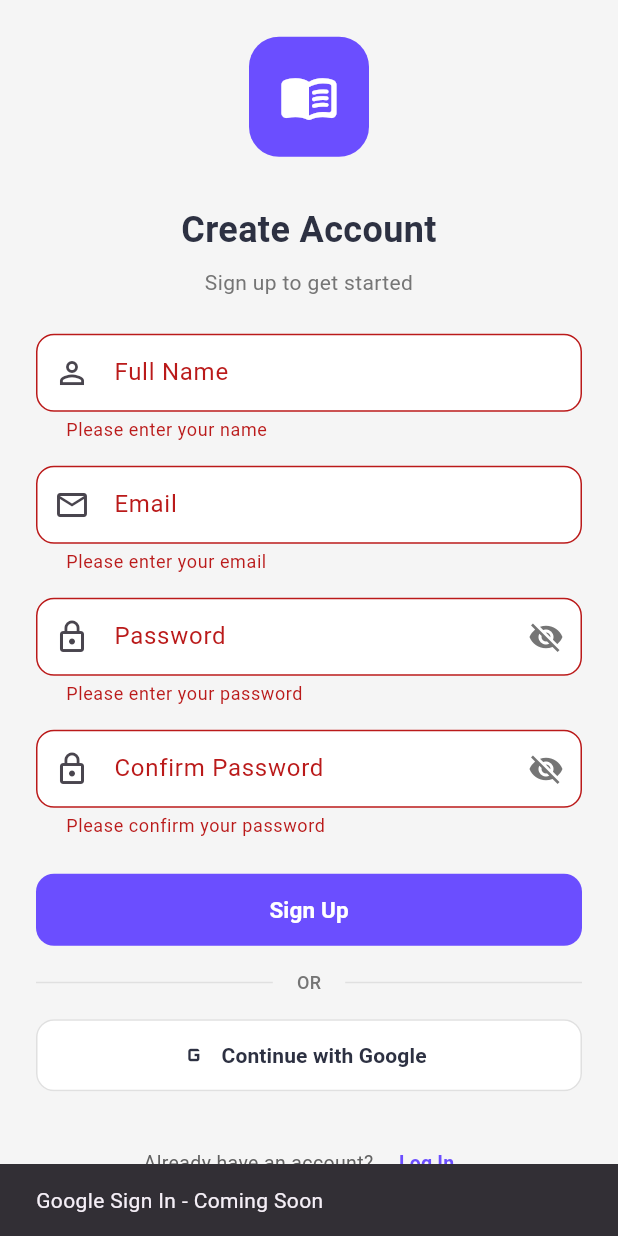
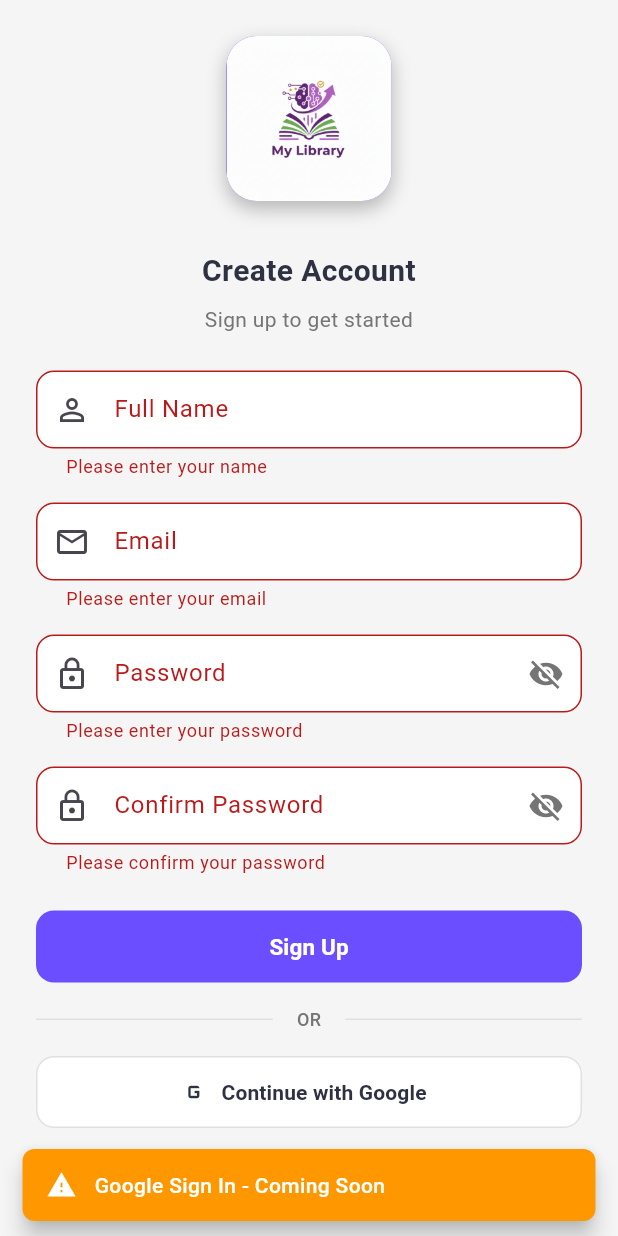
Before and after one commit to chera-mihiretu/my_book, a Flutter app: the RegisterPage screen opened directly, after a tap on "Sign Up", after a tap on "Continue with Google", on a phone screen of 412 x 824 dp. Run offline on Flutter 3.47's test engine with Material 3 defaults, Android fonts, the phone set to English and light mode, and no system bars; our stand-ins replace connectivity_plus, dartz, equatable, flutter_bloc, flutter_dotenv, flutter_hooks and 3 more; accounts and stored records are empty; network calls fail.

Commit message:
Completed login and sign up page

```diff
--- /dev/null
+++ b/lib/core/utils/validators.dart
@@ -0,0 +1,65 @@
+class Validators {
+  /// Validates email format
+  static String? email(String? value) {
+    if (value == null || value.isEmpty) {
+      return 'Please enter your email';
+    }
+    final emailRegex = RegExp(r'^[\w-\.]+@([\w-]+\.)+[\w-]{2,4}$');
+    if (!emailRegex.hasMatch(value)) {
+      return 'Please enter a valid email';
+    }
+    return null;
+  }
+
+  /// Validates password (minimum 6 characters)
+  static String? password(String? value) {
+    if (value == null || value.isEmpty) {
+      return 'Please enter your password';
+    }
+    if (value.length < 6) {
+      return 'Password must be at least 6 characters';
+    }
+    return null;
+  }
+
+  /// Validates name (minimum 2 characters)
+  static String? name(String? value) {
+    if (value == null || value.isEmpty) {
+      return 'Please enter your name';
+    }
+    if (value.length < 2) {
+      return 'Name must be at least 2 characters';
+    }
+    return null;
+  }
+
+  /// Validates confirm password matches original password
+  static String? confirmPassword(String? value, String password) {
+    if (value == null || value.isEmpty) {
+      return 'Please confirm your password';
+    }
+    if (value != password) {
+      return 'Passwords do not match';
+    }
+    return null;
+  }
+
+  /// Generic required field validator
+  static String? required(String? value, {String? fieldName}) {
+    if (value == null || value.isEmpty) {
+      return 'Please enter ${fieldName ?? 'this field'}';
+    }
+    return null;
+  }
+
+  /// Validates minimum length
+  static String? minLength(String? value, int length, {String? fieldName}) {
+    if (value == null || value.isEmpty) {
+      return 'Please enter ${fieldName ?? 'this field'}';
+    }
+    if (value.length < length) {
+      return '${fieldName ?? 'This field'} must be at least $length characters';
+    }
+    return null;
+  }
+}
--- /dev/null
+++ b/lib/core/widgets/custom_snackbar.dart
@@ -0,0 +1,61 @@
+import 'package:flutter/material.dart';
+
+enum SnackBarType { success, error, warning }
+
+class CustomSnackBar {
+  static void show(
+    BuildContext context, {
+    required String message,
+    required SnackBarType type,
+    Duration duration = const Duration(seconds: 3),
+  }) {
+    final colors = _getColors(type);
+
+    ScaffoldMessenger.of(context).showSnackBar(
+      SnackBar(
+        content: Row(
+          children: [
+            Icon(_getIcon(type), color: Colors.white, size: 20),
+            const SizedBox(width: 12),
+            Expanded(
+              child: Text(
+                message,
+                style: const TextStyle(
+                  color: Colors.white,
+                  fontSize: 14,
+                  fontWeight: FontWeight.w500,
+                ),
+              ),
+            ),
+          ],
+        ),
+        backgroundColor: colors,
+        behavior: SnackBarBehavior.floating,
+        shape: RoundedRectangleBorder(borderRadius: BorderRadius.circular(8)),
+        duration: duration,
+      ),
+    );
+  }
+
+  static Color _getColors(SnackBarType type) {
+    switch (type) {
+      case SnackBarType.success:
+        return const Color(0xFF4CAF50);
+      case SnackBarType.error:
+        return const Color(0xFFF44336);
+      case SnackBarType.warning:
+        return const Color(0xFFFF9800);
+    }
+  }
+
+  static IconData _getIcon(SnackBarType type) {
+    switch (type) {
+      case SnackBarType.success:
+        return Icons.check_circle;
+      case SnackBarType.error:
+        return Icons.error;
+      case SnackBarType.warning:
+        return Icons.warning;
+    }
+  }
+}
--- a/lib/features/auth/presentation/pages/register_page.dart
+++ b/lib/features/auth/presentation/pages/register_page.dart
@@ -1,6 +1,8 @@
 import 'package:flutter/material.dart';
 import 'package:flutter_bloc/flutter_bloc.dart';
 import 'package:flutter_hooks/flutter_hooks.dart';
+import '../../../../core/utils/validators.dart';
+import '../../../../core/widgets/custom_snackbar.dart';
 import '../bloc/auth_bloc.dart';
 import '../bloc/auth_event.dart';
 import '../bloc/auth_state.dart';
@@ -30,11 +32,10 @@ class RegisterPage extends HookWidget {
     void handleRegister() {
       if (formKey.currentState!.validate()) {
         if (passwordController.text != confirmPasswordController.text) {
-          ScaffoldMessenger.of(context).showSnackBar(
-            SnackBar(
-              content: const Text('Passwords do not match'),
-              backgroundColor: Colors.red.shade700,
-            ),
+          CustomSnackBar.show(
+            context,
+            message: 'Passwords do not match',
+            type: SnackBarType.error,
           );
           return;
         }
@@ -51,8 +52,10 @@ class RegisterPage extends HookWidget {
     }
 
     void handleGoogleSignIn() {
-      ScaffoldMessenger.of(context).showSnackBar(
-        const SnackBar(content: Text('Google Sign In - Coming Soon')),
+      CustomSnackBar.show(
+        context,
+        message: 'Google Sign In - Coming Soon',
+        type: SnackBarType.warning,
       );
     }
 
@@ -62,22 +65,21 @@ class RegisterPage extends HookWidget {
         listener: (context, state) {
           if (state is RegistrationSuccess) {
             isLoading.value = false;
-            ScaffoldMessenger.of(context).showSnackBar(
-              const SnackBar(
-                content: Text('Registration successful! Please login.'),
-                backgroundColor: Colors.green,
-              ),
+            CustomSnackBar.show(
+              context,
+              message:
+                  'Registration successful! Veryify please verify your email.',
+              type: SnackBarType.success,
             );
             Navigator.of(context).pushReplacement(
               MaterialPageRoute(builder: (_) => const LoginPage()),
             );
           } else if (state is AuthError) {
             isLoading.value = false;
-            ScaffoldMessenger.of(context).showSnackBar(
-              SnackBar(
-                content: Text(state.message),
-                backgroundColor: Colors.red.shade700,
-              ),
+            CustomSnackBar.show(
+              context,
+              message: state.message,
+              type: SnackBarType.error,
             );
           }
         },
@@ -110,15 +112,7 @@ class RegisterPage extends HookWidget {
                         labelText: 'Full Name',
                         prefixIcon: Icons.person_outline,
                         keyboardType: TextInputType.name,
-                        validator: (value) {
-                          if (value == null || value.isEmpty) {
-                            return 'Please enter your name';
-                          }
-                          if (value.length < 2) {
-                            return 'Name must be at least 2 characters';
-                          }
-                          return null;
-                        },
+                        validator: Validators.name,
                       ),
                       const SizedBox(height: 16),
 
@@ -128,15 +122,7 @@ class RegisterPage extends HookWidget {
                         labelText: 'Email',
                         prefixIcon: Icons.email_outlined,
                         keyboardType: TextInputType.emailAddress,
-                        validator: (value) {
-                          if (value == null || value.isEmpty) {
-                            return 'Please enter your email';
-                          }
-                          if (!value.contains('@')) {
-                            return 'Please enter a valid email';
-                          }
-                          return null;
-                        },
+                        validator: Validators.email,
                       ),
                       const SizedBox(height: 16),
 
@@ -157,15 +143,7 @@ class RegisterPage extends HookWidget {
                             obscurePassword.value = !obscurePassword.value;
                           },
                         ),
-                        validator: (value) {
-                          if (value == null || value.isEmpty) {
-                            return 'Please enter your password';
-                          }
-                          if (value.length < 6) {
-                            return 'Password must be at least 6 characters';
-                          }
-                          return null;
-                        },
+                        validator: Validators.password,
                       ),
                       const SizedBox(height: 16),
 
@@ -187,15 +165,10 @@ class RegisterPage extends HookWidget {
                                 !obscureConfirmPassword.value;
                           },
                         ),
-                        validator: (value) {
-                          if (value == null || value.isEmpty) {
-                            return 'Please confirm your password';
-                          }
-                          if (value != passwordController.text) {
-                            return 'Passwords do not match';
-                          }
-                          return null;
-                        },
+                        validator: (value) => Validators.confirmPassword(
+                          value,
+                          passwordController.text,
+                        ),
                       ),
                       const SizedBox(height: 24),
 
--- a/lib/features/auth/presentation/widgets/auth_logo.dart
+++ b/lib/features/auth/presentation/widgets/auth_logo.dart
@@ -8,7 +8,7 @@ class AuthLogo extends StatelessWidget {
 
   const AuthLogo({
     super.key,
-    this.size = 80,
+    this.size = 110,
     this.backgroundColor = const Color(0xFF6B4EFF),
     this.icon = Icons.menu_book_rounded,
   });
@@ -22,8 +22,18 @@ class AuthLogo extends StatelessWidget {
         decoration: BoxDecoration(
           color: backgroundColor,
           borderRadius: BorderRadius.circular(20),
+          boxShadow: [
+            BoxShadow(
+              color: Colors.black26,
+              blurRadius: 10,
+              offset: const Offset(0, 5),
+            ),
+          ],
         ),
-        child: Icon(icon, size: size * 0.5, color: Colors.white),
+        child: ClipRRect(
+          borderRadius: BorderRadius.circular(20),
+          child: Image.asset('assets/images/logo.png'),
+        ),
       ),
     );
   }
--- a/lib/features/auth/presentation/widgets/auth_welcome_text.dart
+++ b/lib/features/auth/presentation/widgets/auth_welcome_text.dart
@@ -18,7 +18,7 @@ class AuthWelcomeText extends StatelessWidget {
         Text(
           title,
           style: const TextStyle(
-            fontSize: 24,
+            fontSize: 20,
             fontWeight: FontWeight.bold,
             color: Color(0xFF2D3142),
           ),
--- a/pubspec.yaml
+++ b/pubspec.yaml
@@ -83,6 +83,7 @@ flutter:
   # To add assets to your application, add an assets section, like this:
   assets:
     - .env
+    - assets/images/
   #   - images/a_dot_burr.jpeg
   #   - images/a_dot_ham.jpeg
 
```
Also changed, not shown: lib/core/widgets/custom_loading.dart (added, +78 -0 lines), lib/features/auth/data/datasources/auth_remote_data_source.dart (+52 -4 lines), lib/features/auth/data/repositories/auth_repository_impl.dart (+24 -4 lines), lib/features/auth/domain/models/user_model.dart (+26 -6 lines), lib/features/auth/presentation/bloc/auth_bloc.dart (+19 -2 lines), lib/features/auth/presentation/pages/login_page.dart (+21 -27 lines), assets/images/logo.png (added).
